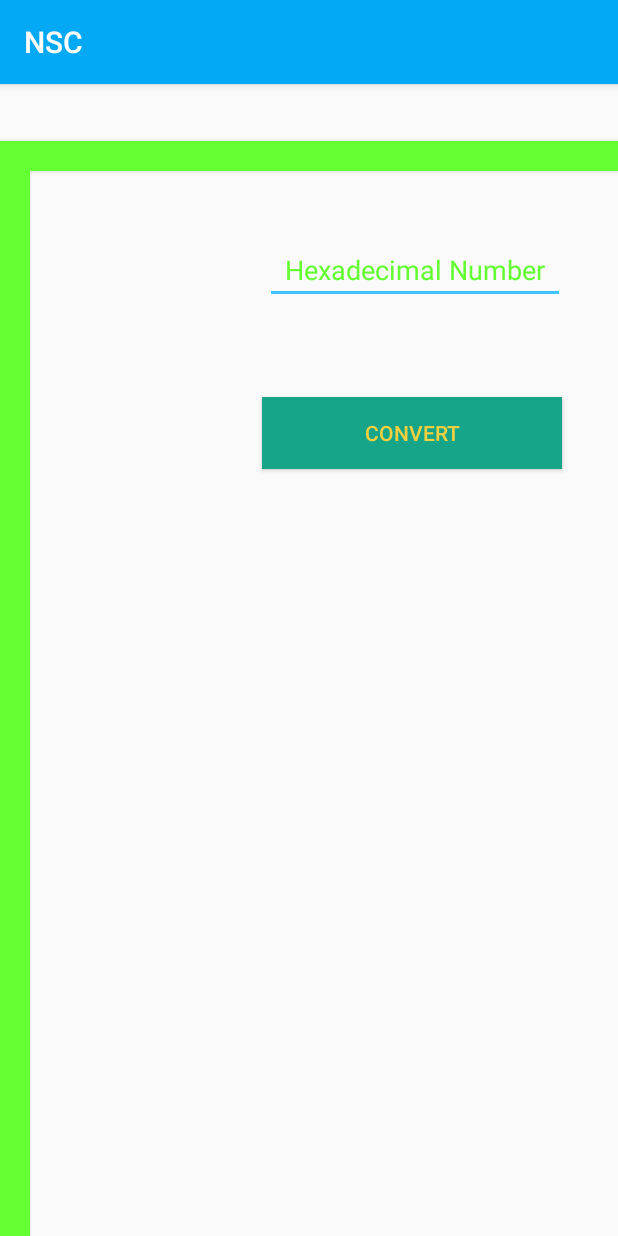
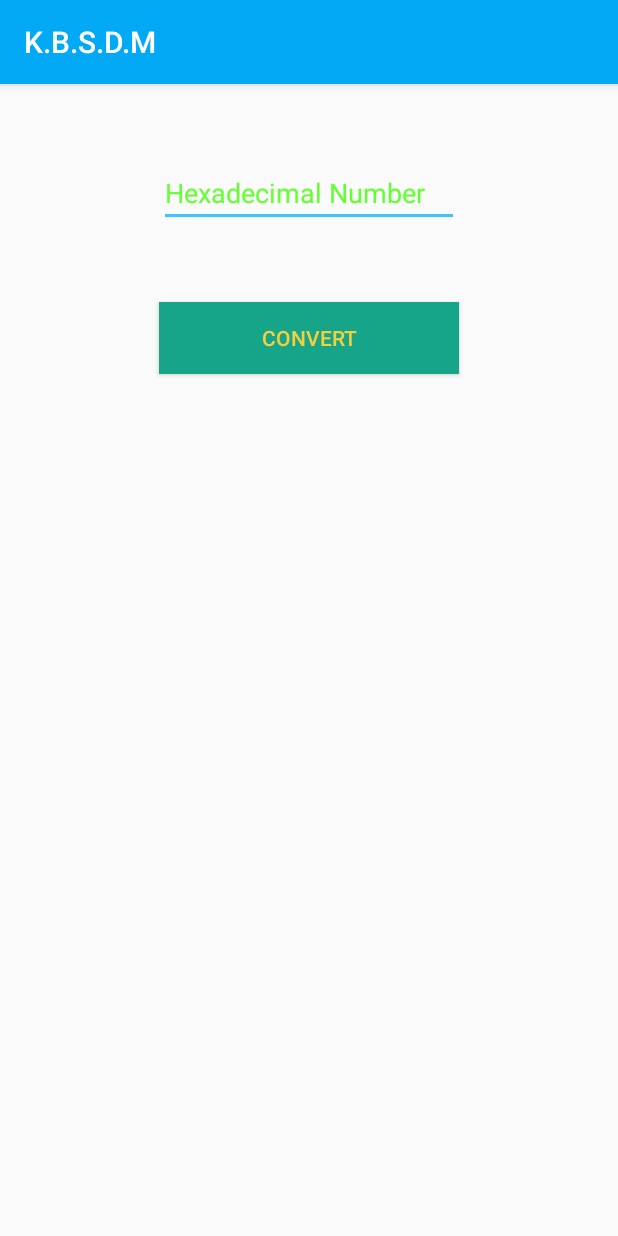
Before and after one commit to SkNoman/Number-System-Converter, an Android app: the Activity6 screen opened directly, with no data from a screen before it, on a phone screen of 412 x 824 dp. Run offline under Robolectric (Android 15) with nearby library versions, the phone set to English and light mode, and no system bars.

Commit message:
Update Ui functionality

```diff
--- a/app/build.gradle
+++ b/app/build.gradle
@@ -1,11 +1,11 @@
 apply plugin: 'com.android.application'
 
 android {
-    compileSdkVersion 28
+    compileSdkVersion 33
     defaultConfig {
         applicationId "com.example.sknoman.nsc"
         minSdkVersion 16
-        targetSdkVersion 28
+        targetSdkVersion 33
         versionCode 1
         versionName "1.0"
         testInstrumentationRunner "android.support.test.runner.AndroidJUnitRunner"
--- a/app/src/main/res/layout/activity_6.xml
+++ b/app/src/main/res/layout/activity_6.xml
@@ -1,24 +1,18 @@
 <?xml version="1.0" encoding="utf-8"?>
-<RelativeLayout xmlns:android="http://schemas.android.com/apk/res/android"
+<LinearLayout xmlns:android="http://schemas.android.com/apk/res/android"
     xmlns:app="http://schemas.android.com/apk/res-auto"
     xmlns:tools="http://schemas.android.com/tools"
     android:layout_width="match_parent"
     android:layout_height="match_parent"
+    android:orientation="vertical"
     tools:context=".Activity6">
 
     <EditText
         android:id="@+id/eeee4"
         android:layout_width="200dp"
         android:layout_height="wrap_content"
-        android:layout_alignParentTop="true"
-
-
-        android:layout_alignParentEnd="true"
-        android:layout_alignParentRight="true"
-        android:layout_marginTop="101dp"
-        android:layout_marginEnd="35dp"
-        android:layout_marginRight="35dp"
-        android:gravity="center"
+        android:layout_gravity="center"
+        android:layout_marginTop="50dp"
         android:hint="Hexadecimal Number"
         android:textColorHint="#64ff33" />
 
@@ -26,12 +20,8 @@
         android:id="@+id/bbbb4"
         android:layout_width="200dp"
         android:layout_height="wrap_content"
-        android:layout_below="@+id/eeee4"
-        android:layout_alignParentEnd="true"
-        android:layout_alignParentRight="true"
-        android:layout_marginTop="62dp"
-        android:layout_marginEnd="37dp"
-        android:layout_marginRight="37dp"
+        android:layout_gravity="center"
+        android:layout_marginTop="50dp"
         android:text="Convert"
         android:textColor=" #f4d03f"
         android:background="#17a589 "
@@ -41,32 +31,11 @@
         android:id="@+id/tttt4"
         android:layout_width="300dp"
         android:layout_height="wrap_content"
-        android:layout_below="@+id/bbbb4"
-        android:layout_alignParentStart="true"
-        android:layout_alignParentLeft="true"
-        android:layout_marginStart="75dp"
-
-        android:layout_marginLeft="75dp"
-        android:layout_marginTop="47dp"
+        android:layout_gravity="center"
+        android:layout_marginTop="60dp"
         android:gravity="center"
         android:text="  "
-        android:textColor="#000" />
-    <Button
-        android:layout_width="20dp"
-        android:layout_height="match_parent"
-        android:layout_alignParentStart="true"
-        android:layout_alignParentTop="true"
-        android:background="#64ff33"
-        android:id="@+id/bl2"
-        android:layout_marginTop="58dp" />
+        android:textColor="#000"  />
 
-    <Button
-        android:layout_width="match_parent"
-        android:layout_height="20dp"
-        android:layout_above="@+id/bl2"
-        android:layout_alignParentStart="true"
-        android:layout_marginStart="0dp"
-        android:background="#64ff33"
-        android:layout_marginBottom="-58dp" />
 
-</RelativeLayout>
+</LinearLayout>
--- a/app/src/main/res/values/strings.xml
+++ b/app/src/main/res/values/strings.xml
@@ -1,3 +1,4 @@
 <resources>
-    <string name="app_name">NSC</string>
+    <string name="app_name">K.B.S.D.M</string>
+    <string name="todo">todo</string>
 </resources>
--- a/build.gradle
+++ b/build.gradle
@@ -7,7 +7,7 @@ buildscript {
         jcenter()
     }
     dependencies {
-        classpath 'com.android.tools.build:gradle:3.2.0'
+        classpath 'com.android.tools.build:gradle:7.3.0'
 
 
         // NOTE: Do not place your application dependencies here; they belong
```
Also changed, not shown: app/src/main/AndroidManifest.xml (+5 -4 lines), app/src/main/java/com/example/sknoman/nsc/MainActivity.java (+4 -4 lines), app/src/main/res/drawable/main_bg.xml (added, +14 -0 lines), app/src/main/res/layout/activity_2.xml (+8 -7 lines), app/src/main/res/layout/activity_3.xml (+12 -36 lines), app/src/main/res/layout/activity_4.xml (+10 -39 lines), app/src/main/res/layout/activity_5.xml (+10 -38 lines), app/src/main/res/layout/activity_main.xml (+24 -33 lines), app/src/main/res/drawable-v24/nsc_logo.jpg (added), gradle/wrapper/gradle-wrapper.properties.
